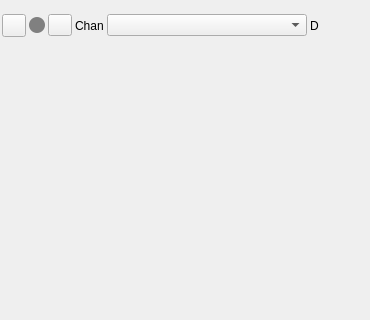
Qt form plugins/feature/jogdialcontroller/jogdialcontrollergui.ui (elquelo/sdrangel) before a commit.
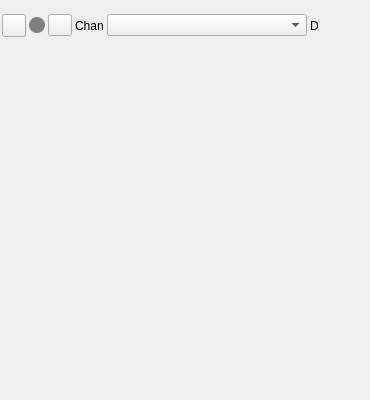
The same form after that commit. Icons and pictures are not drawn. Custom widgets are drawn as their Qt base class.

Commit message:
Jogdial controller: group the motion sliders by ring, jog and both
Claude-Session: https://claude.ai/code/session_016BURDSsCcHCJf1uqpt1pUc

```diff
--- a/plugins/feature/jogdialcontroller/jogdialcontrollergui.ui
+++ b/plugins/feature/jogdialcontroller/jogdialcontrollergui.ui
@@ -7,7 +7,7 @@
     <x>0</x>
     <y>0</y>
     <width>370</width>
-    <height>320</height>
+    <height>400</height>
    </rect>
   </property>
   <property name="sizePolicy">
@@ -198,7 +198,7 @@
      <x>0</x>
      <y>60</y>
      <width>360</width>
-     <height>250</height>
+     <height>330</height>
     </rect>
    </property>
    <property name="sizePolicy">
```
The commit also changes 2 other files.
